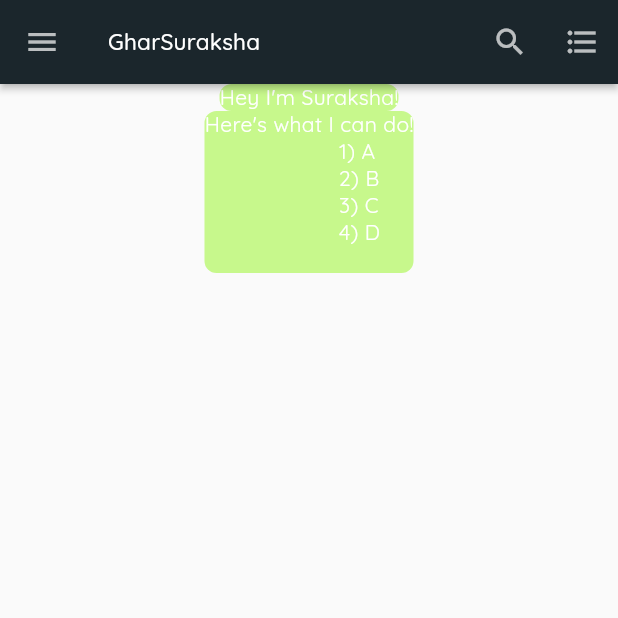
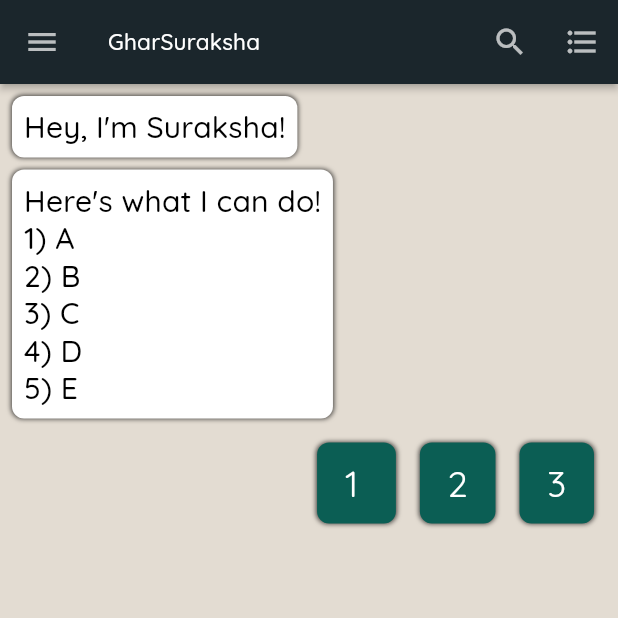
Before and after one commit to deeksha-punachithaya/Caffeine-Overflow, a Flutter app: the ChatbotPage screen opened by its route, on a phone screen of 412 x 824 dp, the top half of it. Run offline on Flutter 3.47's test engine with Material 2 defaults, Android fonts, the phone set to English and light mode, and no system bars; our stand-ins replace cloud_firestore, google_fonts, image_picker, local_auth; accounts and stored records are empty.

Commit message:
suraksha chatbot

```diff
--- /dev/null
+++ b/MOBILE APPLICATION/lib/custom_widgets/chatbot_feature_button.dart
@@ -0,0 +1,41 @@
+import 'package:flutter/material.dart';
+
+class ChatbotFeatureButton extends StatelessWidget {
+  final String text;
+  final Function onTap;
+
+  ChatbotFeatureButton({@required this.text, @required this.onTap});
+
+  @override
+  Widget build(BuildContext context) {
+    return Padding(
+      padding: const EdgeInsets.all(8.0),
+      child: InkWell(
+        onTap: onTap,
+        child: Container(
+          decoration: BoxDecoration(
+            borderRadius: BorderRadius.circular(8.0),
+            color: Color(0xFF0B5E54),
+            boxShadow: [
+              BoxShadow(
+                color: Colors.black.withOpacity(0.7),
+                blurRadius: 2.0,
+                spreadRadius: 0.2,
+              ),
+            ],
+          ),
+          child: Padding(
+            padding: const EdgeInsets.all(12.0),
+            child: Text(
+              text,
+              style: Theme.of(context)
+                  .textTheme
+                  .headline5
+                  .copyWith(color: Colors.white),
+            ),
+          ),
+        ),
+      ),
+    );
+  }
+}
--- a/MOBILE APPLICATION/lib/screens/chatbot_page.dart
+++ b/MOBILE APPLICATION/lib/screens/chatbot_page.dart
@@ -1,4 +1,10 @@
+import 'dart:convert';
+
 import 'package:flutter/material.dart';
+import 'package:SIH/custom_widgets/chatbot_feature_button.dart';
+import 'package:SIH/custom_widgets/input_box..dart';
+import 'package:SIH/custom_widgets/button.dart';
+import 'package:http/http.dart' as http;
 
 class ChatbotPage extends StatefulWidget {
   static const routeName = "ChatpagePage";
@@ -8,10 +14,19 @@ class ChatbotPage extends StatefulWidget {
 }
 
 class _ChatbotPageState extends State<ChatbotPage> {
+  var f1 = InputBox(
+    hintText: 'Enter Area Number',
+    labelText: 'Area Number',
+    keyboardType: TextInputType.number,
+  );
+
+  List<bool> vis = [false];
+
   @override
   Widget build(BuildContext context) {
     return SafeArea(
       child: Scaffold(
+        backgroundColor: Color(0xFFE3DCD2),
         appBar: AppBar(
           leading: IconButton(
             icon: Icon(Icons.menu),
@@ -31,34 +46,136 @@ class _ChatbotPageState extends State<ChatbotPage> {
             ),
           ],
         ),
-        body: Center(
+        body: ListView(
+          children: [
+            Container(
+              child: Padding(
+                padding: const EdgeInsets.all(8.0),
+                child: Column(
+                  mainAxisAlignment: MainAxisAlignment.start,
+                  children: <Widget>[
+                    Message(text: 'Hey, I\'m Suraksha!'),
+                    Message(
+                      text:
+                          '''Here\'s what I can do!\n1) A\n2) B\n3) C\n4) D\n5) E''',
+                    ),
+                    Align(
+                      alignment: Alignment.bottomRight,
+                      child: Row(
+                        mainAxisAlignment: MainAxisAlignment.end,
+                        children: [
+                          ChatbotFeatureButton(
+                            text: ' 1  ',
+                            onTap: () {
+                              setState(() {
+                                vis[0] = !vis[0];
+                              });
+                            },
+                          ),
+                          ChatbotFeatureButton(
+                            text: ' 2 ',
+                            onTap: () {},
+                          ),
+                          ChatbotFeatureButton(
+                            text: ' 3 ',
+                            onTap: () {},
+                          ),
+                        ],
+                      ),
+                    ),
+                    Visibility(
+                      visible: vis[0],
                       child: Container(
+                        decoration: BoxDecoration(
+                          borderRadius: BorderRadius.circular(8.0),
+                          color: Color(0xFFDCF7C3),
+                          boxShadow: [
+                            BoxShadow(
+                                color: Colors.black.withOpacity(0.7),
+                                blurRadius: 2.0,
+                                spreadRadius: 0.2)
+                          ],
+                        ),
                         child: Column(
                           children: <Widget>[
-                Container(
-                  decoration: BoxDecoration(
-                    borderRadius: BorderRadius.circular(8.0),
-                    color: Color(0xFFC7F88C),
+                            f1,
+                            Button(
+                              text: 'GO',
+                              onPressed: () async {
+                                var response = await http
+                                    .get('http://694e84e41ce2.ngrok.io/area/');
+                                var body = response.body;
+                                var data = json.decode(body);
+                                showDialog(
+                                  context: context,
+                                  builder: (context) {
+                                    return AlertDialog(
+                                      title: Text('Area Details'),
+                                      content: ListView(
+                                        children: <Widget>[
+                                          Text(''),
+                                        ],
                                       ),
-                  child: Text(
-                    'Hey I\'m Suraksha!',
+                                      actions: <Widget>[
+                                        IconButton(
+                                          icon: Icon(Icons.check),
+                                          onPressed: () {
+                                            Navigator.pop(context);
+                                          },
                                         ),
+                                      ],
+                                    );
+                                  },
+                                );
+                              },
                             ),
-                Container(
-                  decoration: BoxDecoration(
-                    borderRadius: BorderRadius.circular(8.0),
-                    color: Color(0xFFC7F88C),
+                          ],
                         ),
-                  child: Text(
-                    '''Here\'s what I can do!
-                      1) A
-                      2) B
-                      3) C
-                      4) D
-                    ''',
                       ),
                     ),
                   ],
+                ),
+              ),
+            ),
+          ],
+        ),
+      ),
+    );
+  }
+}
+
+class Message extends StatelessWidget {
+  final String text;
+  const Message({
+    @required this.text,
+    Key key,
+  }) : super(key: key);
+
+  @override
+  Widget build(BuildContext context) {
+    return Padding(
+      padding: const EdgeInsets.only(bottom: 8.0),
+      child: Align(
+        alignment: Alignment.centerLeft,
+        child: Container(
+          decoration: BoxDecoration(
+            borderRadius: BorderRadius.circular(8.0),
+            color: Color(0xFFFFFFFF),
+            boxShadow: [
+              BoxShadow(
+                  color: Colors.black.withOpacity(0.7),
+                  blurRadius: 2.0,
+                  spreadRadius: 0.2)
+            ],
+          ),
+          child: Padding(
+            padding: const EdgeInsets.all(8.0),
+            child: Text(
+              text,
+              style: Theme.of(context)
+                  .textTheme
+                  .headline6
+                  .copyWith(color: Colors.black),
             ),
           ),
         ),
--- a/MOBILE APPLICATION/lib/screens/public_feedback_page.dart
+++ b/MOBILE APPLICATION/lib/screens/public_feedback_page.dart
@@ -1,3 +1,4 @@
+import 'package:SIH/screens/chatbot_page.dart';
 import 'package:SIH/custom_widgets/button.dart';
 import 'package:SIH/custom_widgets/input_box..dart';
 import 'package:cloud_firestore/cloud_firestore.dart';
@@ -55,11 +56,14 @@ class _PublicFeedbackPageState extends State<PublicFeedbackPage> {
               ),
               Padding(
                 padding: const EdgeInsets.all(8.0),
+                child: InkWell(
+                  onTap: () {
+                    Navigator.pushNamed(context, ChatbotPage.routeName);
+                  },
                   child: Container(
                     decoration: BoxDecoration(
                       borderRadius: BorderRadius.circular(8.0),
                       color: Colors.orangeAccent,
-
                     ),
                     child: Padding(
                       padding: const EdgeInsets.all(16.0),
@@ -69,6 +73,7 @@ class _PublicFeedbackPageState extends State<PublicFeedbackPage> {
                         style: Theme.of(context).textTheme.headline6.copyWith(
                               color: Colors.white,
                               fontWeight: FontWeight.bold,
+                            ),
                       ),
                     ),
                   ),
--- a/MOBILE APPLICATION/pubspec.yaml
+++ b/MOBILE APPLICATION/pubspec.yaml
@@ -33,6 +33,7 @@ dependencies:
   firebase_core: ^0.4.5
   image_picker: ^0.6.7+4
   local_auth: ^0.4.0+1
+  http:
 
 dev_dependencies:
   flutter_test:
```
Also changed, not shown: MOBILE APPLICATION/pubspec.lock. Lines whose indentation alone changed are shown as unchanged.
